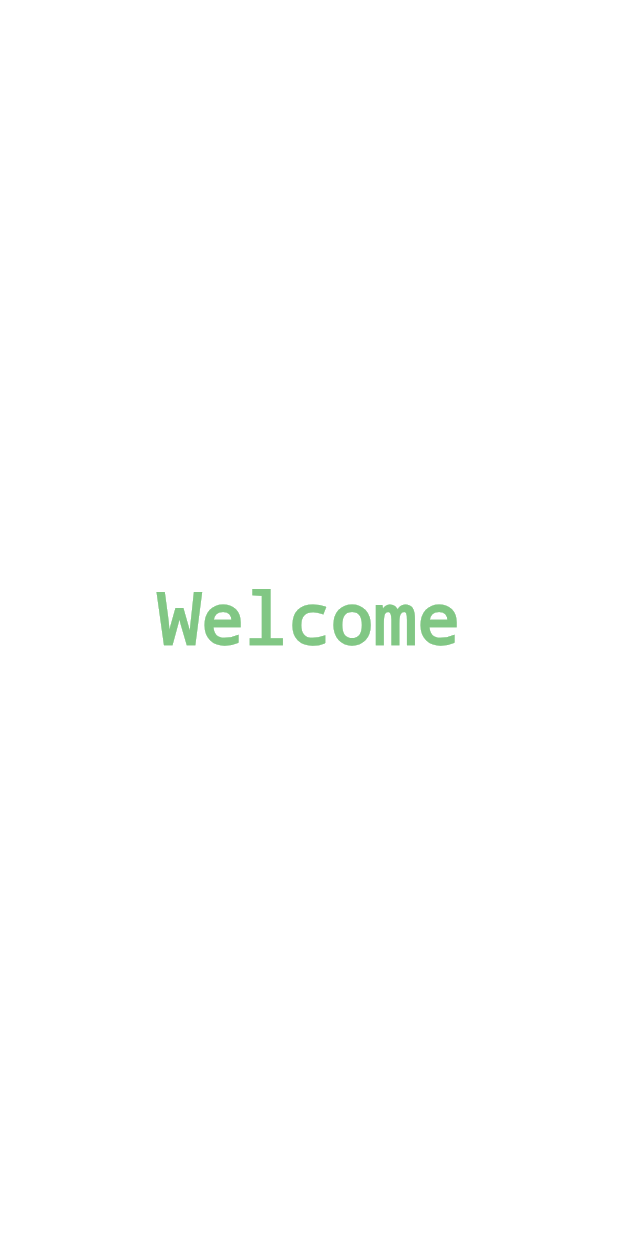
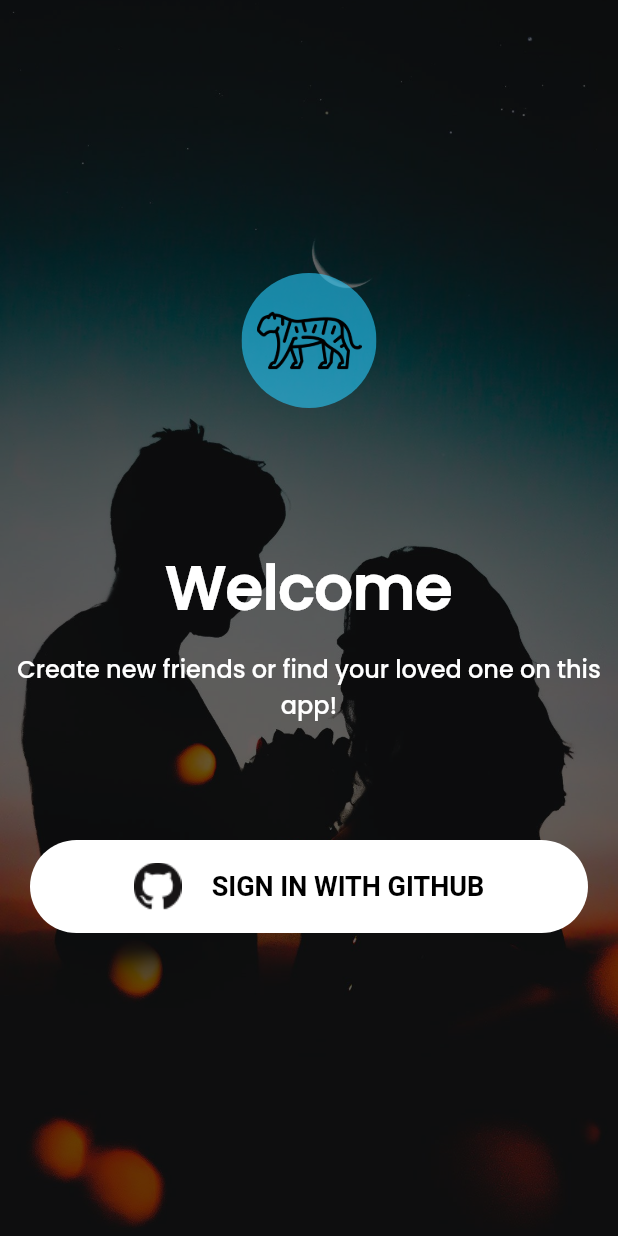
Before and after one commit to FALKFlutter/FALKFlutter, a Flutter app: the screen it shows after launch, on a phone screen of 412 x 824 dp. Run offline on Flutter 3.47's test engine with Material 2 defaults, Android fonts, the phone set to English and light mode, and no system bars.

Commit message:
Welcome screen

```diff
--- a/frontend/lib/main.dart
+++ b/frontend/lib/main.dart
@@ -1,5 +1,4 @@
 import 'package:flutter/material.dart';
-import 'package:frontend/colors/FalkColors.dart';
 import 'package:frontend/screens/screens.dart';
 
 void main() {
@@ -7,23 +6,13 @@ void main() {
 }
 
 class MyApp extends StatelessWidget {
-  // This widget is the root of your application.
   @override
   Widget build(BuildContext context) {
     return MaterialApp(
-      title: 'Flutter Demo',
+      title: 'FALK',
       debugShowCheckedModeBanner: false,
       theme: ThemeData(
         brightness: Brightness.light,
-        // This is the theme of your application.
-        //
-        // Try running your application with "flutter run". You'll see the
-        // application has a blue toolbar. Then, without quitting the app, try
-        // changing the primarySwatch below to Colors.green and then invoke
-        // "hot reload" (press "r" in the console where you ran "flutter run",
-        // or simply save your changes to "hot reload" in a Flutter IDE).
-        // Notice that the counter didn't reset back to zero; the application
-        // is not restarted.
         primarySwatch: Colors.blue,
       ),
       home: SplashScreen(null, 2, WelcomePage()),
--- a/frontend/lib/screens/WelcomeScreen.dart
+++ b/frontend/lib/screens/WelcomeScreen.dart
@@ -1,13 +1,73 @@
 import 'package:flutter/material.dart';
+import 'package:frontend/colors/FalkColors.dart';
+import 'package:frontend/widgets/widgets.dart';
+
 class WelcomePage extends StatelessWidget {
-  const WelcomePage({ Key? key }) : super(key: key);
+  const WelcomePage({Key? key}) : super(key: key);
 
   @override
   Widget build(BuildContext context) {
     return Container(
-      color: Colors.white,
-      child: Center(
-        child: Text('Welcome', style: TextStyle(decoration: TextDecoration.none, color: Colors.green[300]),),
+      color: Colors.black,
+      child: Stack(
+        children: [
+          Positioned.fill(
+              child: Opacity(
+            opacity: 0.4,
+            child: Image.asset(
+              'assets/img/lovebackground.jpg',
+              fit: BoxFit.cover,
+            ),
+          )),
+          Center(
+            child: Column(
+              mainAxisAlignment: MainAxisAlignment.center,
+              crossAxisAlignment: CrossAxisAlignment.stretch,
+              children: [
+                Center(
+                  child: ClipOval(
+                    child: Container(
+                      padding: EdgeInsets.all(10),
+                      color: Color(0x9529CDFF),
+                      width: 90,
+                      height: 90,
+                      child: Image.asset(
+                        'assets/Icons/tiger.png',
+                        width: 90.0,
+                      ),
+                    ),
+                  ),
+                ),
+                SizedBox(height: 90),
+                Text(
+                  'Welcome',
+                  textAlign: TextAlign.center,
+                  style: TextStyle(
+                      color: Colors.white,
+                      fontSize: 40,
+                      decoration: TextDecoration.none,
+                      fontFamily: 'Poppins'),
+                ),
+                SizedBox(height: 4),
+                Padding(
+                  padding: const EdgeInsets.all(8.0),
+                  child: Text(
+                    'Create new friends or find your loved one on this app!',
+                    textAlign: TextAlign.center,
+                    style: TextStyle(
+                        color: Colors.white,
+                        fontSize: 16,
+                        fontWeight: FontWeight.w200,
+                        decoration: TextDecoration.none,
+                        fontFamily: 'Poppins'),
+                  ),
+                ),
+                SizedBox(height: 50),
+                OAuthButton(null, Image.asset('assets/Icons/GitHub-Mark-32px.png'), 'SIGN IN WITH GITHUB'),
+              ],
+            ),
+          )
+        ],
       ),
     );
   }
--- /dev/null
+++ b/frontend/lib/widgets/OAuthButton.dart
@@ -0,0 +1,42 @@
+import 'package:flutter/material.dart';
+
+class OAuthButton extends StatelessWidget {
+  final Image iconImage;
+  final String text;
+  double padding;
+  OAuthButton(Key? key, this.iconImage, this.text, {this.padding = 20.0}) : super(key: key);
+
+  @override
+  Widget build(BuildContext context) {
+    return Padding(
+        padding: EdgeInsets.fromLTRB(20.0, this.padding, 20.0, this.padding),
+        child: TextButton(
+            onPressed: () {
+              print('Copp');
+            },
+            child: Row(
+              mainAxisAlignment: MainAxisAlignment.center,
+              children: [
+                this.iconImage,
+                SizedBox(width: 20),
+                Text(
+                  this.text,
+                  style: TextStyle(fontSize: 18, fontWeight: FontWeight.bold),
+                )
+              ],
+            ),
+            style: ButtonStyle(
+                overlayColor:
+                    MaterialStateProperty.resolveWith((_) => Colors.grey[300]),
+                padding: MaterialStateProperty.all<EdgeInsetsGeometry>(
+                    EdgeInsets.fromLTRB(30, 15, 30, 15)),
+                backgroundColor:
+                    MaterialStateProperty.resolveWith((_) => Colors.white),
+                foregroundColor:
+                    MaterialStateProperty.resolveWith((_) => Colors.black),
+                shape: MaterialStateProperty.all<RoundedRectangleBorder>(
+                    RoundedRectangleBorder(
+                  borderRadius: BorderRadius.circular(50.0),
+                )))));
+  }
+}
--- /dev/null
+++ b/frontend/lib/widgets/widgets.dart
@@ -0,0 +1 @@
+export 'OAuthButton.dart';
--- a/frontend/pubspec.yaml
+++ b/frontend/pubspec.yaml
@@ -46,7 +46,8 @@ flutter:
 
   # To add assets to your application, add an assets section, like this:
   assets:
-    - assets/Icons/tiger.png
+    - assets/Icons/
+    - assets/img/
   #   - images/a_dot_ham.jpeg
 
   # An image asset can refer to one or more resolution-specific "variants", see
```
Also changed, not shown: frontend/assets/Icons/GitHub-Mark-32px.png (added), frontend/assets/img/lovebackground.jpg (added).
